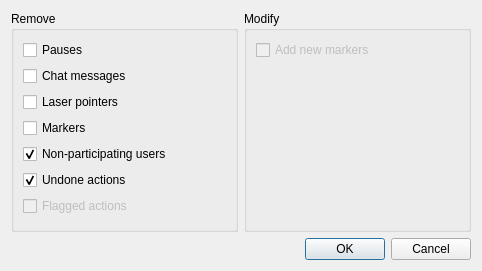
This is src/client/ui/recfilter.ui in drawpile/Drawpile as Qt 5 draws it before an edit. The edited form follows.
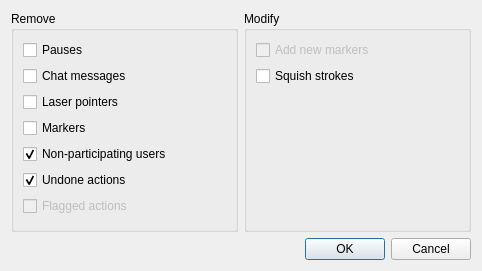
This is the edited form.

Commit message: New filter option: squish strokes

The edit to the form file:
```diff
--- a/src/client/ui/recfilter.ui
+++ b/src/client/ui/recfilter.ui
@@ -112,6 +112,13 @@
           </property>
          </widget>
         </item>
+        <item>
+         <widget class="QCheckBox" name="squishStrokes">
+          <property name="text">
+           <string>Squish strokes</string>
+          </property>
+         </widget>
+        </item>
         <item>
          <spacer name="verticalSpacer_2">
           <property name="orientation">
```
The commit also changes 6 other files.
